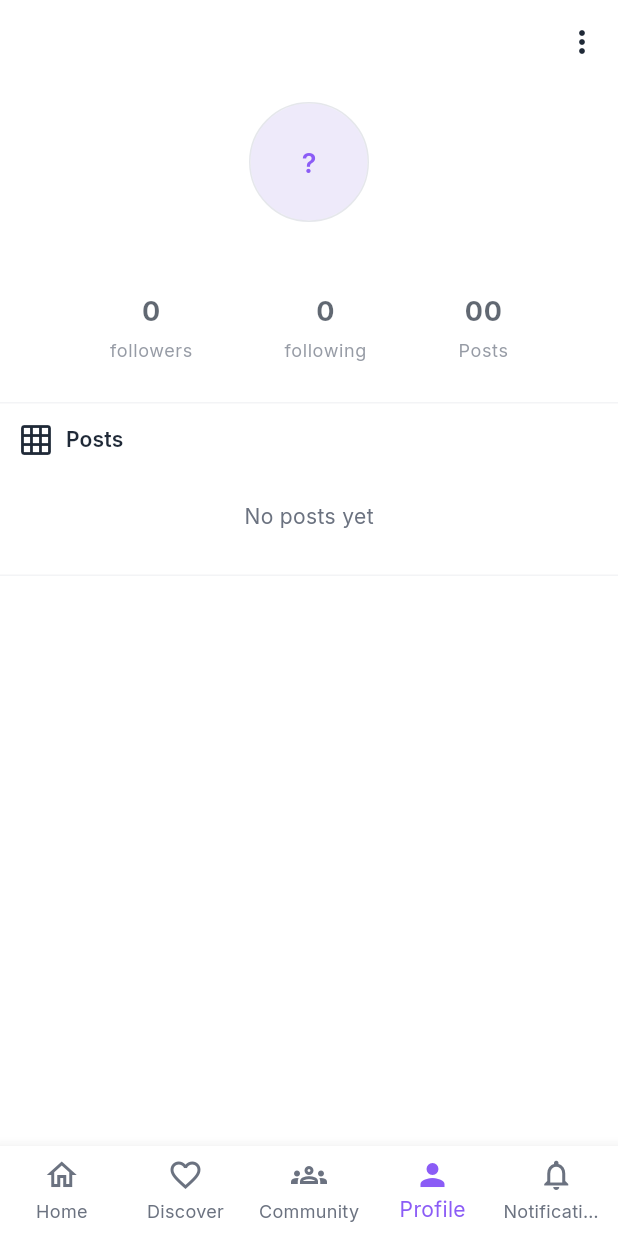
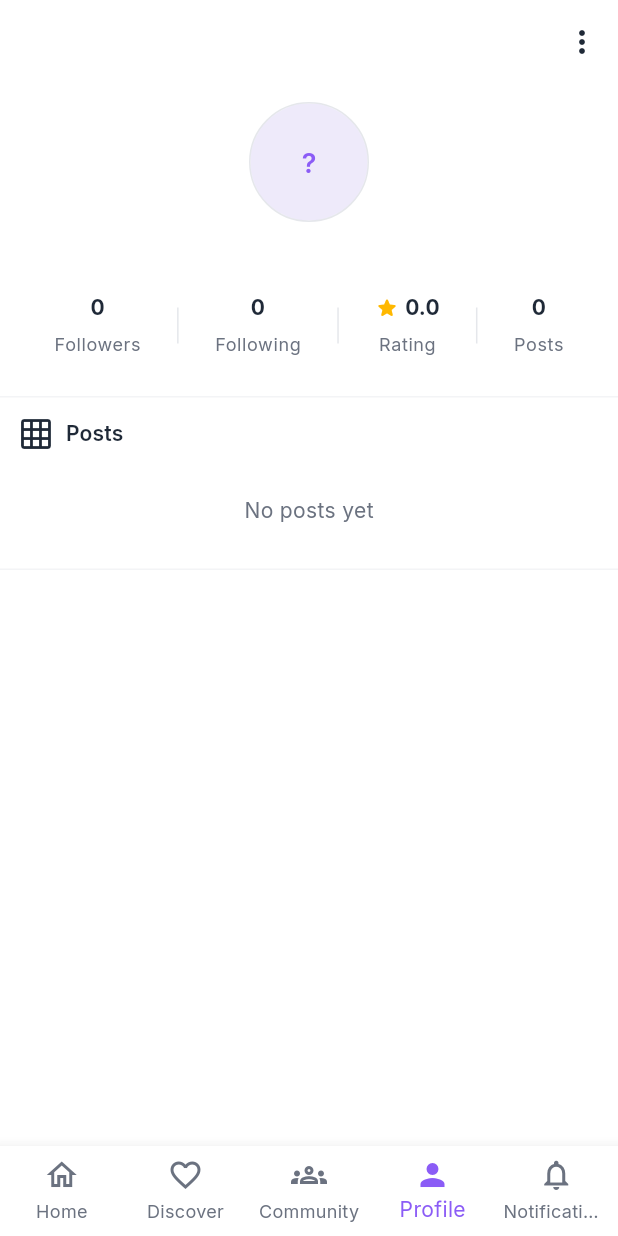
Before and after one commit to Zeylo6/Zeylo-starter, a Flutter app: the ProfileScreen screen opened by its route, on a phone screen of 412 x 824 dp. Run offline on Flutter 3.47's test engine with Material 3 defaults, Android fonts, the phone set to English and light mode, and no system bars; our stand-ins replace cached_network_image, cloud_firestore, connectivity_plus, dartz, equatable, firebase_auth and 10 more; accounts and stored records are empty; network calls fail.

Commit message:
feat: Implement initial user profile, booking, experience, and host/seeker dashboard features with core configuration and UI components.

```diff
--- a/zeylo/lib/features/profile/data/models/user_profile_model.dart
+++ b/zeylo/lib/features/profile/data/models/user_profile_model.dart
@@ -40,8 +40,8 @@ class UserProfileModel extends UserProfileEntity {
       isVerified: data['isVerified'] as bool? ?? false,
       isHostVerified: data['hostVerificationStatus'] == 'verified',
       isSuperhost: data['isSuperhost'] as bool? ?? false,
-      averageRating: (data['averageRating'] as num?)?.toDouble(),
-      ratingCount: data['ratingCount'] as int?,
+      averageRating: (data['stats']?['averageRating'] as num?)?.toDouble() ?? (data['averageRating'] as num?)?.toDouble(),
+      ratingCount: (data['stats']?['totalReviews'] as num?)?.toInt() ?? data['ratingCount'] as int? ?? 0,
       createdAt: (data['createdAt'] as Timestamp?)?.toDate() ?? DateTime.now(),
       updatedAt: (data['updatedAt'] as Timestamp?)?.toDate(),
     );
--- a/zeylo/lib/features/profile/presentation/screens/settings_screen.dart
+++ b/zeylo/lib/features/profile/presentation/screens/settings_screen.dart
@@ -6,6 +6,7 @@ import '../../../../core/theme/app_radius.dart';
 import '../../../../core/theme/app_spacing.dart';
 import '../../../../core/theme/app_typography.dart';
 import '../../../auth/presentation/providers/auth_provider.dart';
+import '../../../auth/domain/entities/user_entity.dart';
 
 /// Settings screen for user preferences and account management
 class SettingsScreen extends ConsumerStatefulWidget {
@@ -131,7 +132,7 @@ class _SettingsScreenState extends ConsumerState<SettingsScreen> {
               final userAsync = ref.watch(currentUserProvider);
               return userAsync.when(
                 data: (user) {
-                  if (user != null && user.role == 'admin') {
+                  if (user != null && user.role == UserRole.admin) {
                     return _buildSection(
                       title: 'Administration',
                       children: [
--- a/zeylo/lib/features/profile/presentation/widgets/profile_header.dart
+++ b/zeylo/lib/features/profile/presentation/widgets/profile_header.dart
@@ -76,6 +76,8 @@ class ProfileHeader extends StatelessWidget {
             followers: profile.followerCount,
             following: profile.followingCount,
             posts: profile.postCount,
+            rating: profile.averageRating,
+            reviews: profile.ratingCount,
           ),
           const SizedBox(height: AppSpacing.md),
 
--- a/zeylo/lib/features/profile/presentation/widgets/profile_stats_row.dart
+++ b/zeylo/lib/features/profile/presentation/widgets/profile_stats_row.dart
@@ -8,17 +8,15 @@ class ProfileStatsRow extends StatelessWidget {
   final int followers;
   final int following;
   final int posts;
-  final VoidCallback? onFollowersPressed;
-  final VoidCallback? onFollowingPressed;
-  final VoidCallback? onPostsPressed;
+  final double? rating;
+  final int? reviews;
 
   const ProfileStatsRow({
     required this.followers,
     required this.following,
     required this.posts,
-    this.onFollowersPressed,
-    this.onFollowingPressed,
-    this.onPostsPressed,
+    this.rating,
+    this.reviews,
     super.key,
   });
 
@@ -27,53 +25,57 @@ class ProfileStatsRow extends StatelessWidget {
     return Row(
       mainAxisAlignment: MainAxisAlignment.spaceEvenly,
       children: [
-        _StatItem(
-          label: 'followers',
-          value: followers.toString(),
-          onPressed: onFollowersPressed,
+        _buildStatItem(
+          value: _formatNumber(followers),
+          label: 'Followers',
         ),
-        _StatItem(
-          label: 'following',
-          value: following.toString(),
-          onPressed: onFollowingPressed,
+        _buildDivider(),
+        _buildStatItem(
+          value: _formatNumber(following),
+          label: 'Following',
         ),
-        _StatItem(
+        _buildDivider(),
+        if (rating != null && reviews != null) ...[
+          _buildStatItem(
+            value: rating!.toStringAsFixed(1),
+            label: 'Rating',
+            icon: Icons.star_rounded,
+            iconColor: const Color(0xFFFFB800),
+          ),
+          _buildDivider(),
+        ],
+        _buildStatItem(
+          value: _formatNumber(posts),
           label: 'Posts',
-          value: posts.toString().padLeft(2, '0'),
-          onPressed: onPostsPressed,
         ),
       ],
     );
   }
-}
 
-/// Individual stat item
-class _StatItem extends StatelessWidget {
-  final String label;
-  final String value;
-  final VoidCallback? onPressed;
-
-  const _StatItem({
-    required this.label,
-    required this.value,
-    this.onPressed,
-  });
-
-  @override
-  Widget build(BuildContext context) {
-    return GestureDetector(
-      onTap: onPressed,
-      child: Opacity(
-        opacity: onPressed != null ? 1.0 : 0.7,
-        child: Column(
+  Widget _buildStatItem({
+    required String value,
+    required String label,
+    IconData? icon,
+    Color? iconColor,
+  }) {
+    return Column(
       mainAxisSize: MainAxisSize.min,
       children: [
+        Row(
+          mainAxisSize: MainAxisSize.min,
+          children: [
+            if (icon != null) ...[
+              Icon(icon, size: 16, color: iconColor),
+              const SizedBox(width: 4),
+            ],
             Text(
               value,
-              style: AppTypography.headlineSmall.copyWith(
+              style: AppTypography.titleMedium.copyWith(
                 fontWeight: FontWeight.bold,
                 color: AppColors.textPrimary,
               ),
+            ),
+          ],
         ),
         const SizedBox(height: AppSpacing.xs),
         Text(
@@ -83,8 +85,24 @@ class _StatItem extends StatelessWidget {
           ),
         ),
       ],
-        ),
-      ),
     );
   }
+
+  Widget _buildDivider() {
+    return Container(
+      width: 1,
+      height: 24,
+      color: AppColors.border,
+    );
   }
+
+  String _formatNumber(int number) {
+    if (number >= 1000000) {
+      return '${(number / 1000000).toStringAsFixed(1)}M';
+    }
+    if (number >= 1000) {
+      return '${(number / 1000).toStringAsFixed(1)}k';
+    }
+    return number.toString();
+  }
+}
```
Lines whose indentation alone changed are shown as unchanged.
